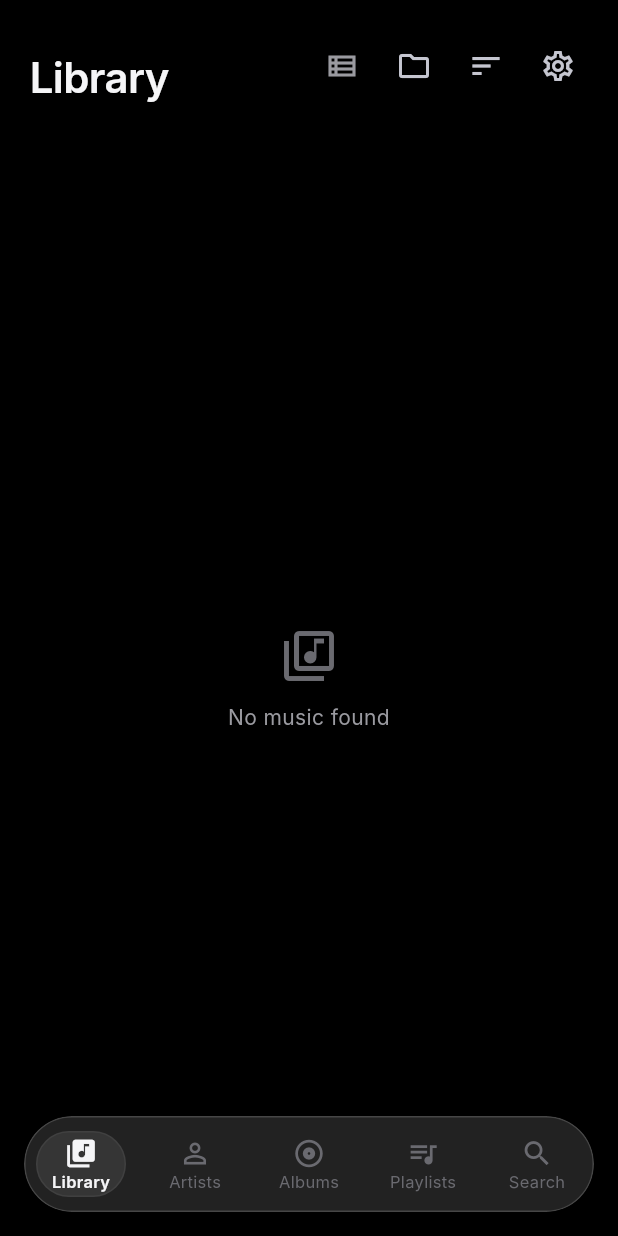
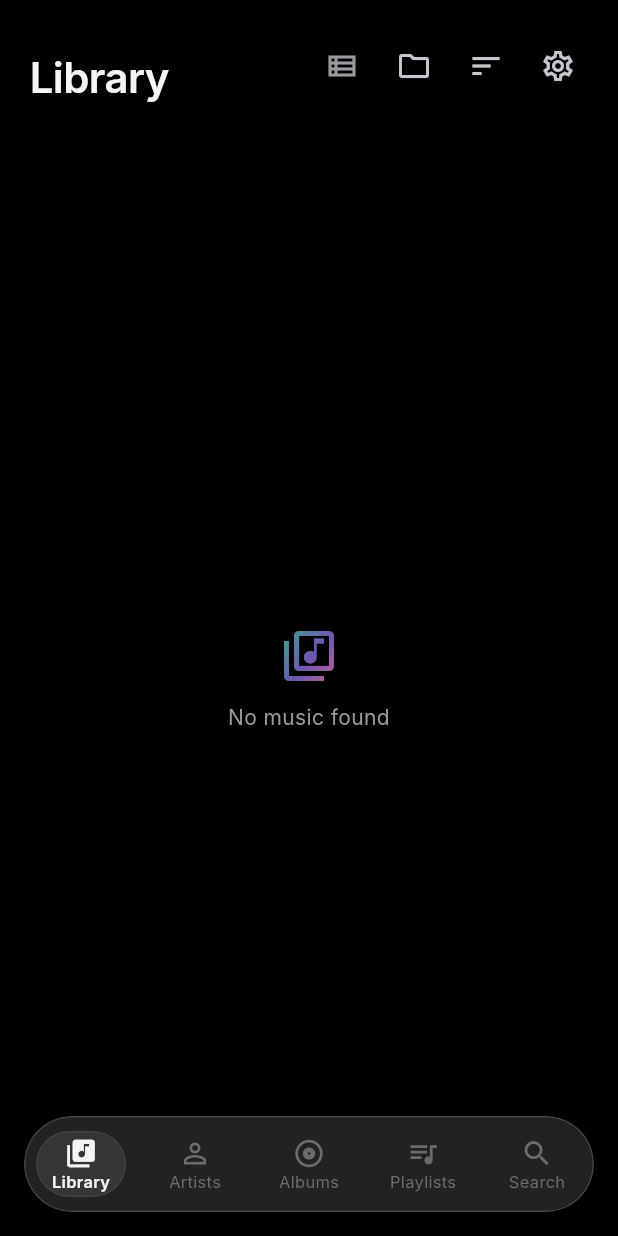
Before and after one commit to Mehrschad/aura_music_player, a Flutter app: the screen it shows after launch, on a phone screen of 412 x 824 dp. Run offline on Flutter 3.47's test engine with Material 3 defaults, Android fonts, the phone set to English and light mode, and no system bars; our stand-ins replace audio_service, dio, file_picker, flutter_riverpod, just_audio, on_audio_query and 2 more; generated files the repository leaves out were written again; Roboto replaces fonts that are missing (Inter); statements that could not run were skipped.

Commit message:
feat(theme): aurora gradient, favorite token & full semantic palette
Brings the Aura design system's two remaining signature elements into
the Flutter token layer and wires them through the UI.

Token layer:
- AppColors gains four new semantic tokens: favorite (#E66A6A / #E0466A),
  positive (#82D1A9 / #1F9A6B), warning (#D1B782 / #B5772A), onAccent.
  All three palette variants (amoled/dark/light) are populated and the
  lerp/copyWith are updated.
- New AuroraColors constants file: the four-stop teal→blue→violet→magenta
  gradient (gradient + gradientSoft) and onAurora text colour. Used with
  surgical restraint — the brand's one bottled moment of delight.

UI wiring:
- _LikeButton (Now Playing): heart icon and ripple now use colors.favorite
  — the one warm accent — instead of the dynamic album-art accent colour.
  Removed the now-unused `accent` constructor parameter.
- Artist detail page: favourite heart icon uses colors.favorite.
- PlayPauseButton: aurora gradient overlaid on the disc while playing
  (AnimatedOpacity fade); reverts to solid onSurface when paused.
- AsyncStateView empty-state icon: ShaderMask with AuroraColors.gradientSoft
  — a quiet moment of colour when a library section is empty.

Co-Authored-By: Claude Sonnet 4.6 <noreply@anthropic.com>
Claude-Session: https://claude.ai/code/session_01SHeSaF6n5jBEM8soqbJTJh

```diff
--- /dev/null
+++ b/lib/core/constants/aurora_colors.dart
@@ -0,0 +1,37 @@
+import 'package:flutter/material.dart';
+
+/// The Aura signature aurora palette — Aura's bottled colour for delight
+/// moments: the logo, onboarding, the play-button disc when playing, and
+/// empty-state icons. Used with surgical restraint. The product stays calm
+/// and monochrome; aurora is the moment of joy.
+abstract final class AuroraColors {
+  const AuroraColors._();
+
+  static const Color c1 = Color(0xFF5EE7C8); // teal-mint
+  static const Color c2 = Color(0xFF4AA8FF); // sky blue
+  static const Color c3 = Color(0xFF9A7BFF); // violet
+  static const Color c4 = Color(0xFFFF8FD0); // soft magenta
+
+  /// Dark text / icon colour for rendering ON an aurora-filled surface.
+  static const Color onAurora = Color(0xFF07131A);
+
+  /// The full 4-stop aurora ribbon at 115° — teal → blue → violet → magenta.
+  static const LinearGradient gradient = LinearGradient(
+    begin: Alignment(-0.9, -0.7),
+    end: Alignment(0.9, 0.7),
+    stops: [0.0, 0.38, 0.72, 1.0],
+    colors: [c1, c2, c3, c4],
+  );
+
+  /// A softer 3-stop aurora at 70% opacity — for icon masks and subtle fills.
+  static const LinearGradient gradientSoft = LinearGradient(
+    begin: Alignment(-0.9, -0.7),
+    end: Alignment(0.9, 0.7),
+    stops: [0.0, 0.55, 1.0],
+    colors: [
+      Color(0xB35EE7C8), // c1 at 70%
+      Color(0xB39A7BFF), // c3 at 70%
+      Color(0xB3FF8FD0), // c4 at 70%
+    ],
+  );
+}
--- a/lib/core/theme/color_scheme.dart
+++ b/lib/core/theme/color_scheme.dart
@@ -16,11 +16,15 @@ class AppColors extends ThemeExtension<AppColors> {
     required this.onSurfaceMuted,
     required this.onSurfaceFaint,
     required this.accent,
+    required this.onAccent,
     required this.divider,
     required this.glassTint,
     required this.glassBorder,
     required this.scrim,
     required this.danger,
+    required this.favorite,
+    required this.positive,
+    required this.warning,
   });
 
   /// True page background. AMOLED = pure black, dark = near-black, light = white.
@@ -44,6 +48,9 @@ class AppColors extends ThemeExtension<AppColors> {
   /// Default accent before dynamic album-art colour takes over.
   final Color accent;
 
+  /// Text / icon colour rendered on an [accent]-filled surface.
+  final Color onAccent;
+
   final Color divider;
 
   /// Fill colour layered behind a [BackdropFilter] on glass surfaces.
@@ -58,6 +65,16 @@ class AppColors extends ThemeExtension<AppColors> {
   /// Semantic colour for destructive actions (delete, clear, remove). The only
   /// place a "red" lives — widgets never reach for `Colors.red*`.
   final Color danger;
+
+  /// The heart — the one warm accent in the product. Liked songs, favourite
+  /// artists, and the like-button ripple all use this, never [danger].
+  final Color favorite;
+
+  /// Positive / success semantic colour (e.g. scrobble confirmed, rating saved).
+  final Color positive;
+
+  /// Warning / caution semantic colour (e.g. slow network, partial match).
+  final Color warning;
 
   // ── Canonical variants ─────────────────────────────────────────────────
 
@@ -74,11 +91,15 @@ class AppColors extends ThemeExtension<AppColors> {
     onSurfaceMuted: Color(0xFF9A9AA0),
     onSurfaceFaint: Color(0xFF6A6A70),
     accent: Color(0xFFE6E6EA),
+    onAccent: Color(0xFF0A0A0C),
     divider: Color(0xFF1C1C1F),
     glassTint: Color(0x22FFFFFF), // ~13% white for richer glass
     glassBorder: Color(0x2AFFFFFF), // ~16% white inner highlight
     scrim: Color(0xB3000000), // 70% black
     danger: Color(0xFFFF6B6B), // soft coral red, legible on black
+    favorite: Color(0xFFE66A6A), // the heart — the one warm accent
+    positive: Color(0xFF82D1A9),
+    warning: Color(0xFFD1B782),
   );
 
   static const AppColors dark = AppColors(
@@ -89,11 +110,15 @@ class AppColors extends ThemeExtension<AppColors> {
     onSurfaceMuted: Color(0xFF9A9AA0),
     onSurfaceFaint: Color(0xFF6A6A70),
     accent: Color(0xFFE6E6EA),
+    onAccent: Color(0xFF0A0A0C),
     divider: Color(0xFF222226),
     glassTint: Color(0x22FFFFFF),
     glassBorder: Color(0x2AFFFFFF),
     scrim: Color(0xB3000000),
     danger: Color(0xFFFF6B6B),
+    favorite: Color(0xFFE66A6A),
+    positive: Color(0xFF82D1A9),
+    warning: Color(0xFFD1B782),
   );
 
   // Reworked airy paper-white system: page steps DOWN from white cards, glass
@@ -107,11 +132,15 @@ class AppColors extends ThemeExtension<AppColors> {
     onSurfaceMuted: Color(0xFF5A5A66),
     onSurfaceFaint: Color(0xFF9494A0),
     accent: Color(0xFF16161B),
+    onAccent: Color(0xFFFFFFFF),
     divider: Color(0xFFE7E7ED), // visible hairline
     glassTint: Color(0x9EFFFFFF), // 62% white frost
     glassBorder: Color(0x1414141C), // dark hairline, shows on white
     scrim: Color(0x73FFFFFF), // 45% white over blurred art
     danger: Color(0xFFD93A3A), // deeper red for contrast on white
+    favorite: Color(0xFFE0466A), // deeper rose for contrast on white
+    positive: Color(0xFF1F9A6B), // re-tuned darker/richer for light ground
+    warning: Color(0xFFB5772A), // re-tuned darker/richer for light ground
   );
 
   @override
@@ -123,11 +152,15 @@ class AppColors extends ThemeExtension<AppColors> {
     Color? onSurfaceMuted,
     Color? onSurfaceFaint,
     Color? accent,
+    Color? onAccent,
     Color? divider,
     Color? glassTint,
     Color? glassBorder,
     Color? scrim,
     Color? danger,
+    Color? favorite,
+    Color? positive,
+    Color? warning,
   }) {
     return AppColors(
       background: background ?? this.background,
@@ -137,11 +170,15 @@ class AppColors extends ThemeExtension<AppColors> {
       onSurfaceMuted: onSurfaceMuted ?? this.onSurfaceMuted,
       onSurfaceFaint: onSurfaceFaint ?? this.onSurfaceFaint,
       accent: accent ?? this.accent,
+      onAccent: onAccent ?? this.onAccent,
       divider: divider ?? this.divider,
       glassTint: glassTint ?? this.glassTint,
       glassBorder: glassBorder ?? this.glassBorder,
       scrim: scrim ?? this.scrim,
       danger: danger ?? this.danger,
+      favorite: favorite ?? this.favorite,
+      positive: positive ?? this.positive,
+      warning: warning ?? this.warning,
     );
   }
 
@@ -156,11 +193,15 @@ class AppColors extends ThemeExtension<AppColors> {
       onSurfaceMuted: Color.lerp(onSurfaceMuted, other.onSurfaceMuted, t)!,
       onSurfaceFaint: Color.lerp(onSurfaceFaint, other.onSurfaceFaint, t)!,
       accent: Color.lerp(accent, other.accent, t)!,
+      onAccent: Color.lerp(onAccent, other.onAccent, t)!,
       divider: Color.lerp(divider, other.divider, t)!,
       glassTint: Color.lerp(glassTint, other.glassTint, t)!,
       glassBorder: Color.lerp(glassBorder, other.glassBorder, t)!,
       scrim: Color.lerp(scrim, other.scrim, t)!,
       danger: Color.lerp(danger, other.danger, t)!,
+      favorite: Color.lerp(favorite, other.favorite, t)!,
+      positive: Color.lerp(positive, other.positive, t)!,
+      warning: Color.lerp(warning, other.warning, t)!,
     );
   }
 }
--- a/lib/presentation/pages/artists/artist_detail_page.dart
+++ b/lib/presentation/pages/artists/artist_detail_page.dart
@@ -56,7 +56,7 @@ class ArtistDetailPage extends ConsumerWidget {
                 },
                 icon: Icon(
                   isFav ? Icons.favorite : Icons.favorite_border,
-                  color: isFav ? accent : Colors.white,
+                  color: isFav ? colors.favorite : Colors.white,
                 ),
               ),
             ],
--- a/lib/presentation/widgets/async_state_view.dart
+++ b/lib/presentation/widgets/async_state_view.dart
@@ -1,5 +1,6 @@
 import 'package:flutter/material.dart';
 
+import '../../core/constants/aurora_colors.dart';
 import '../../core/constants/spacing_tokens.dart';
 import '../../core/l10n/app_localizations.dart';
 import '../../core/theme/color_scheme.dart';
@@ -104,7 +105,13 @@ class _Centered extends StatelessWidget {
       child: Column(
         mainAxisSize: MainAxisSize.min,
         children: [
-          Icon(icon, size: 40, color: colors.onSurfaceFaint),
+          // Aurora gradient mask — the one moment of colour in an empty state.
+          ShaderMask(
+            shaderCallback: (bounds) =>
+                AuroraColors.gradientSoft.createShader(bounds),
+            blendMode: BlendMode.srcIn,
+            child: Icon(icon, size: 40, color: Colors.white),
+          ),
           const SizedBox(height: SpacingTokens.md),
           Text(
             message,
```
Also changed, not shown: lib/presentation/pages/now_playing/now_playing_page.dart (+4 -5 lines), lib/presentation/widgets/player/play_pause_button.dart (+30 -8 lines).
